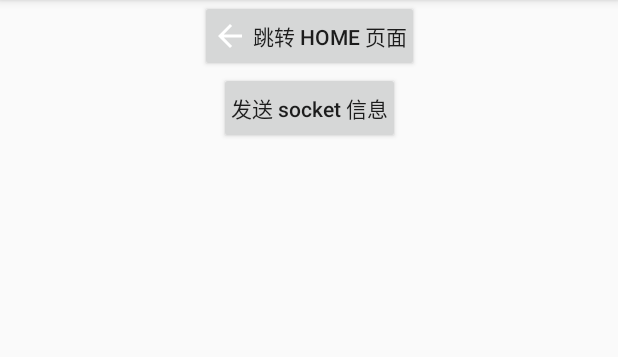
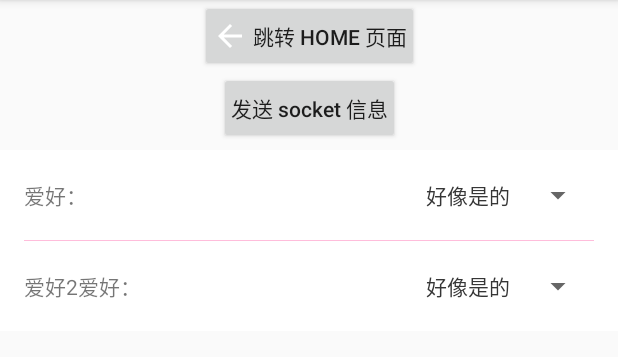
Before and after one commit to xiaoerMr/Tools, an Android app: the screen it shows after launch (MainActivity), on a phone screen of 412 x 824 dp, the part 84-441 px from its top. Run offline under Robolectric (Android 15) with nearby library versions, the phone set to English and light mode, and no system bars.

Commit message:
添加 spinner

```diff
--- a/app/src/main/java/com/sai/tools/MainActivity.kt
+++ b/app/src/main/java/com/sai/tools/MainActivity.kt
@@ -8,6 +8,7 @@ import com.sai.utils.event.LiveEventBus
 import com.sai.utils.log.LogUtils
 import com.sai.utils.socket.SocketUtils
 import com.sai.utils.toast.ToastUtils
+import com.sai.utils.view.SpinnerItemSelectListener
 import kotlinx.android.synthetic.main.activity_main.*
 import kotlinx.coroutines.Dispatchers
 import kotlinx.coroutines.launch
@@ -34,20 +35,31 @@ class MainActivity : AppCompatActivity() {
 //        LogUtils.e("RootPath = ${FileUtils.getRootPath(this)}")
 
 //       ---- socket 示例 ----
-        lifecycleScope.launch(Dispatchers.IO) {
-             socketUtils = SocketUtils("192.168.0.105", 8090)
+//        lifecycleScope.launch(Dispatchers.IO) {
+//             socketUtils = SocketUtils("192.168.0.105", 8090)
+//
+//            while (true) {
+//                socketUtils!!.receive()?.let {
+//                    LogUtils.e(it)
+//                }
+//            }
+//        }
+//
+//        send_socket.setOnClickListener {
+//            lifecycleScope.launch(Dispatchers.IO) {
+//                socketUtils?.send("iii")
+//            }
+//        }
 
-            while (true) {
-                socketUtils!!.receive()?.let {
-                    LogUtils.e(it)
-                }
+        val items = mutableListOf("好像是的", "你不怕", "我怕", "你的", "还好", "苹果")
+        my_spinner.setAdapterData(items, object : SpinnerItemSelectListener {
+            override fun onItemSelect(
+                selectPosition: Int,
+                selectItem: String
+            ) {
+                LogUtils.e(selectItem)
             }
-        }
-
-        send_socket.setOnClickListener {
-            lifecycleScope.launch(Dispatchers.IO) {
-                socketUtils?.send("iii")
-            }
-        }
+        })
+        my_spinner1.setAdapterData(items)
     }
 }
--- /dev/null
+++ b/app/src/main/res/drawable/item_line.xml
@@ -0,0 +1,10 @@
+<?xml version="1.0" encoding="utf-8"?>
+<shape xmlns:android="http://schemas.android.com/apk/res/android">
+    <solid android:color="@color/colorItem" />
+    <size android:height="1px" />
+    <!--<padding-->
+        <!--android:bottom="0dp"-->
+        <!--android:left="15dp"-->
+        <!--android:right="15dp"-->
+        <!--android:top="0dp" />-->
+</shape>
--- a/app/src/main/res/layout/activity_main.xml
+++ b/app/src/main/res/layout/activity_main.xml
@@ -27,7 +27,35 @@
         android:textAllCaps="false"
         app:layout_constraintLeft_toLeftOf="parent"
         app:layout_constraintRight_toRightOf="parent"
-        app:layout_constraintTop_toBottomOf="@id/button"/>
+        app:layout_constraintTop_toBottomOf="@id/button" />
 
 
+    <androidx.appcompat.widget.LinearLayoutCompat
+        android:layout_width="match_parent"
+        android:layout_height="wrap_content"
+        android:layout_marginTop="4dp"
+        android:background="@color/colorWithe"
+        android:orientation="vertical"
+        android:paddingStart="16dp"
+        android:paddingEnd="16dp"
+        app:divider="@drawable/item_line"
+        app:layout_constraintLeft_toLeftOf="parent"
+        app:layout_constraintRight_toRightOf="parent"
+        app:layout_constraintTop_toBottomOf="@id/send_socket"
+        app:showDividers="middle">
+
+        <com.sai.utils.view.SpinnerView
+            android:id="@+id/my_spinner"
+            android:layout_width="match_parent"
+            android:layout_height="60dp"
+            app:sai_title="爱好：" />
+
+        <com.sai.utils.view.SpinnerView
+            android:id="@+id/my_spinner1"
+            android:layout_width="match_parent"
+            android:layout_height="60dp"
+            app:sai_title="爱好2爱好：" />
+
+    </androidx.appcompat.widget.LinearLayoutCompat>
+
 </androidx.constraintlayout.widget.ConstraintLayout>
--- a/app/src/main/res/values/colors.xml
+++ b/app/src/main/res/values/colors.xml
@@ -3,5 +3,6 @@
     <color name="colorPrimary">#6200EE</color>
     <color name="colorPrimaryDark">#3700B3</color>
     <color name="colorAccent">#03DAC5</color>
-    <color name="colorWithe">#FFFFFF</color>
+    <color name="colorItem">#5DFF4B9D</color>
+    <color name="colorWithe">#FFF</color>
 </resources>
--- /dev/null
+++ b/app/src/main/res/values/dimens.xml
@@ -0,0 +1,4 @@
+<?xml version="1.0" encoding="utf-8"?>
+<resources>
+    <dimen name="dp_4">4dp</dimen>
+</resources>
--- a/settings.gradle
+++ b/settings.gradle
@@ -1,4 +1,3 @@
 include ':utils'
-include ':tools'
 include ':app'
 rootProject.name = "Tools"
--- a/utils/build.gradle
+++ b/utils/build.gradle
@@ -29,5 +29,7 @@ dependencies {
     implementation "org.jetbrains.kotlin:kotlin-stdlib:$kotlin_version"
     implementation 'androidx.core:core-ktx:1.3.2'
     implementation 'androidx.appcompat:appcompat:1.2.0'
+    implementation 'androidx.constraintlayout:constraintlayout:2.0.2'
+
 
 }
--- /dev/null
+++ b/utils/src/main/java/com/sai/utils/view/SaiSpinnerView.kt
@@ -0,0 +1,102 @@
+package com.sai.utils.view
+
+import android.content.Context
+import android.util.AttributeSet
+import android.view.LayoutInflater
+import android.view.View
+import android.widget.AdapterView
+import android.widget.FrameLayout
+import com.sai.utils.R
+import com.sai.utils.view.adapter.SpinnerAdapter
+import kotlinx.android.synthetic.main.sai_spinner_view.view.*
+import android.widget.AdapterView.OnItemSelectedListener
+
+class SpinnerView : FrameLayout {
+    constructor(context: Context, attrs: AttributeSet?) : super(context, attrs) {
+        initView(context, attrs)
+    }
+
+    private var adapter: SpinnerAdapter? = null
+    private var inflater: View? = null
+    var selectedItem: String? = null
+    var listener: SpinnerItemSelectListener? = null
+
+    private fun initView(context: Context, attrs: AttributeSet?) {
+        //获取布局
+        inflater = LayoutInflater.from(context).inflate(
+            R.layout.sai_spinner_view,
+            this
+        )
+
+        //获取参数
+        val obtain = context.obtainStyledAttributes(attrs, R.styleable.sai_spinner)
+
+        val title = obtain.getString(R.styleable.sai_spinner_sai_title)
+
+        obtain.recycle()
+
+        inflater!!.SpinnerTitle.text = title
+    }
+
+    fun setDefSelectItem( position: Int){
+        inflater!!.SpinnerView.setSelection(position,true)
+    }
+    fun setSpinnerItemSelectListener(listener: SpinnerItemSelectListener) {
+        this.listener = listener
+    }
+
+    fun setAdapterData(data: MutableList<String>) {
+        if (adapter == null) {
+            adapter = SpinnerAdapter(context, data)
+        } else {
+            adapter!!.data = data
+        }
+        inflater!!.SpinnerView.adapter = adapter
+        inflater!!.SpinnerView.onItemSelectedListener = object : OnItemSelectedListener {
+            override fun onItemSelected(
+                parent: AdapterView<*>?,
+                view: View?,
+                position: Int,
+                id: Long
+            ) {
+                selectedItem = data[position]
+                if (listener != null) {
+                    listener!!.onItemSelect(position, selectedItem!!)
+                }
+            }
+
+            override fun onNothingSelected(parent: AdapterView<*>?) {
+                selectedItem = data[0]
+            }
+        }
+
+    }
+
+    fun setAdapterData(data: MutableList<String>, listener: SpinnerItemSelectListener) {
+        if (adapter == null) {
+            adapter = SpinnerAdapter(context, data)
+        } else {
+            adapter!!.data = data
+        }
+        inflater!!.SpinnerView.adapter = adapter
+        inflater!!.SpinnerView.onItemSelectedListener = object : OnItemSelectedListener {
+            override fun onItemSelected(
+                parent: AdapterView<*>?,
+                view: View?,
+                position: Int,
+                id: Long
+            ) {
+                listener.onItemSelect(position, data[position])
+                selectedItem = data[position]
+            }
+
+            override fun onNothingSelected(parent: AdapterView<*>?) {
+                selectedItem = data[0]
+            }
+        }
+    }
+}
+
+interface SpinnerItemSelectListener {
+    fun onItemSelect(selectPosition: Int, selectItem: String)
+}
--- /dev/null
+++ b/utils/src/main/java/com/sai/utils/view/adapter/SpinnerAdapter.kt
@@ -0,0 +1,32 @@
+package com.sai.utils.view.adapter
+
+import android.content.Context
+import android.view.LayoutInflater
+import android.view.View
+import android.view.ViewGroup
+import android.widget.BaseAdapter
+import androidx.appcompat.widget.AppCompatTextView
+import com.sai.utils.R
+
+class SpinnerAdapter(private val context: Context, var data:MutableList<String>) : BaseAdapter() {
+
+    override fun getView(position: Int, convertView: View?, parent: ViewGroup?): View {
+        val root = LayoutInflater.from(context)
+            .inflate(R.layout.item_spinner, parent, false) as AppCompatTextView
+
+        root.text = data[position]
+        return root
+    }
+
+//    override fun getDropDownView(position: Int, convertView: View?, parent: ViewGroup?): View {
+//        val root: AppCompatTextView = LayoutInflater.from(context)
+//            .inflate(R.layout.item_spinner, parent, false) as AppCompatTextView
+//        root.text = data[position]
+//        return root
+//    }
+
+    override fun getCount(): Int = data.size
+    override fun getItem(position: Int): String = data[position]
+
+    override fun getItemId(position: Int): Long = position.toLong()
+}
--- /dev/null
+++ b/utils/src/main/res/layout/item_spinner.xml
@@ -0,0 +1,9 @@
+<?xml version="1.0" encoding="utf-8"?>
+<androidx.appcompat.widget.AppCompatTextView xmlns:android="http://schemas.android.com/apk/res/android"
+    xmlns:tools="http://schemas.android.com/tools"
+    android:layout_width="match_parent"
+    android:layout_height="match_parent"
+    android:gravity="center"
+    android:padding="8dp"
+    android:textColor="@color/color_blake"
+    tools:text="spinner item text" />
--- /dev/null
+++ b/utils/src/main/res/layout/sai_spinner_view.xml
@@ -0,0 +1,28 @@
+<?xml version="1.0" encoding="utf-8"?>
+<androidx.constraintlayout.widget.ConstraintLayout xmlns:android="http://schemas.android.com/apk/res/android"
+    xmlns:tools="http://schemas.android.com/tools"
+    xmlns:app="http://schemas.android.com/apk/res-auto"
+    android:orientation="vertical"
+    android:layout_width="match_parent"
+    android:layout_height="match_parent">
+
+    <androidx.appcompat.widget.AppCompatTextView
+        android:id="@+id/SpinnerTitle"
+        android:layout_width="wrap_content"
+        android:layout_height="match_parent"
+        android:gravity="center_vertical"
+        tools:text="账号:"
+        app:layout_constraintBottom_toBottomOf="parent"
+        app:layout_constraintStart_toStartOf="parent"
+        app:layout_constraintTop_toTopOf="parent" />
+
+    <androidx.appcompat.widget.AppCompatSpinner
+        android:id="@+id/SpinnerView"
+        android:layout_width="wrap_content"
+        android:layout_height="match_parent"
+        android:minWidth="160dp"
+        android:gravity="end"
+        app:layout_constraintBottom_toBottomOf="parent"
+        app:layout_constraintEnd_toEndOf="parent"
+        app:layout_constraintTop_toTopOf="parent" />
+</androidx.constraintlayout.widget.ConstraintLayout>
--- /dev/null
+++ b/utils/src/main/res/values/attrs.xml
@@ -0,0 +1,6 @@
+<?xml version="1.0" encoding="utf-8"?>
+<resources>
+    <declare-styleable name="sai_spinner">
+        <attr name="sai_title" format="string"/>
+    </declare-styleable>
+</resources>
--- /dev/null
+++ b/utils/src/main/res/values/colors.xml
@@ -0,0 +1,5 @@
+<?xml version="1.0" encoding="utf-8"?>
+<resources>
+    <color name="color_blue">#1B30EC</color>
+    <color name="color_blake">#363636</color>
+</resources>
```
Also changed, not shown: 1 other file.
